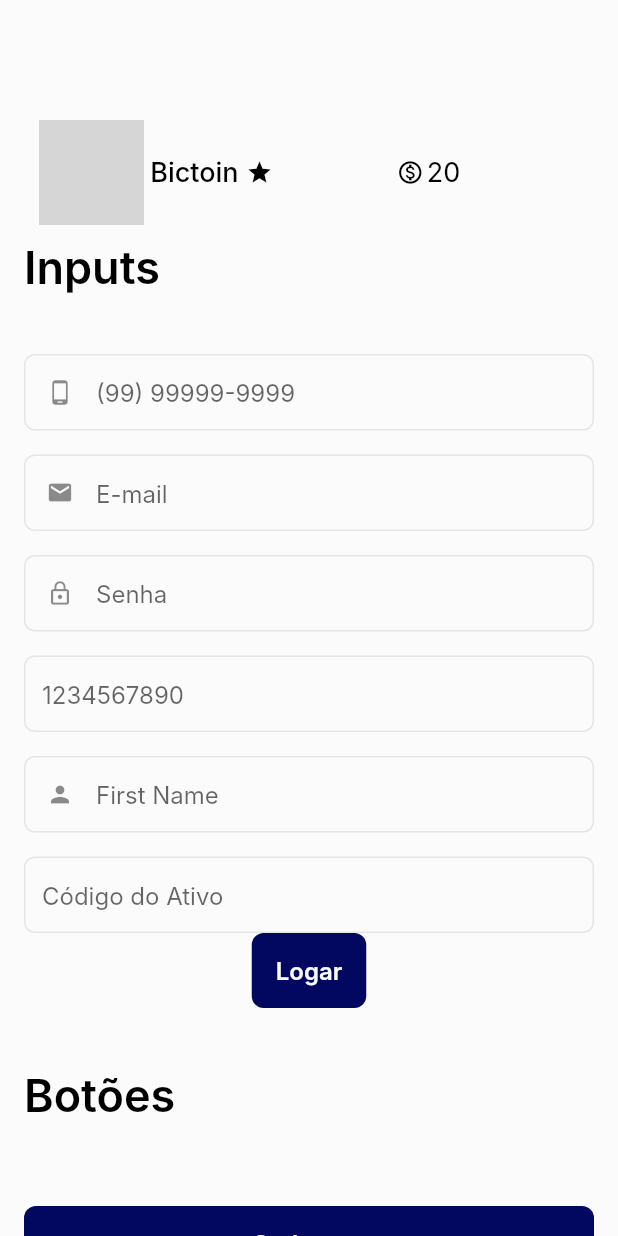
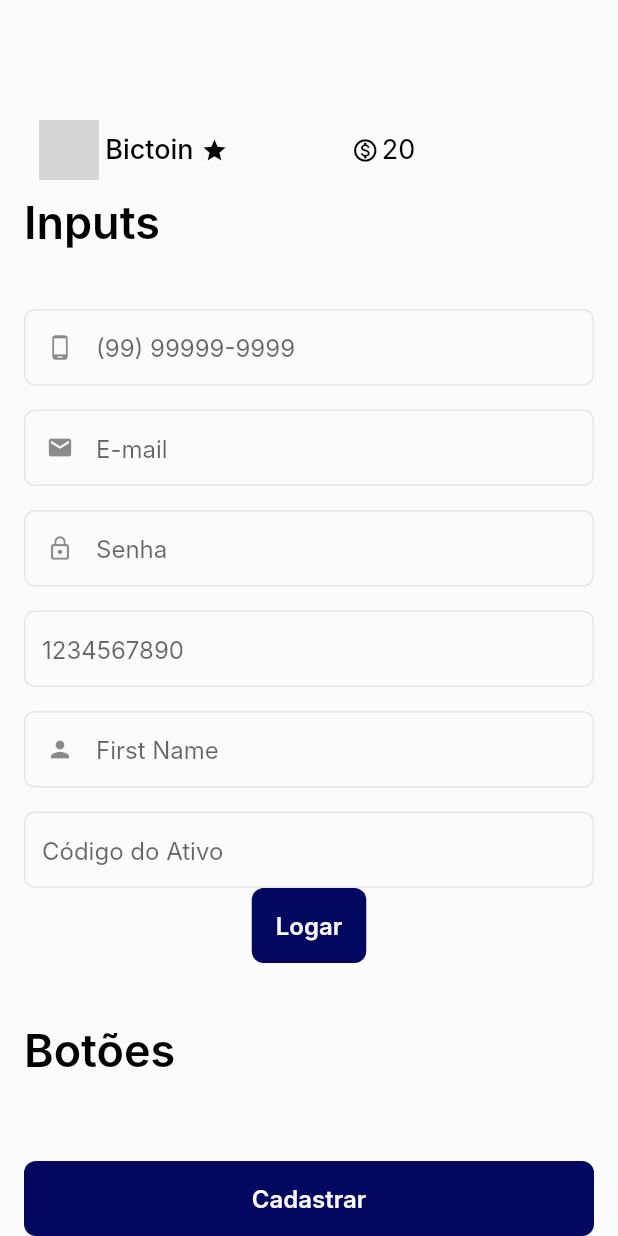
Before and after one commit to niltondiniz/TTDesignSystem, a Flutter app: the screen it shows after launch, on a phone screen of 412 x 824 dp. Run offline on Flutter 3.47's test engine with Material 2 defaults, Android fonts, the phone set to English and light mode, and no system bars; our stand-ins replace cached_network_image, mask_text_input_formatter, validators; network calls fail; Roboto replaces fonts that are missing (Inter); grey boxes are pictures that could not be loaded.

Commit message:
fixing operation info component

```diff
--- a/lib/src/widgets/the_operation_info.dart
+++ b/lib/src/widgets/the_operation_info.dart
@@ -40,7 +40,7 @@ class TheOperationInfo extends StatelessWidget {
                     Container(
                       alignment: Alignment.center,
                       child: CircleAvatar(
-                        radius: 35,
+                        radius: 20,
                         backgroundColor: grey,
                         backgroundImage: this.avatar != ''
                             ? CachedNetworkImageProvider("${this.avatar}")
```
